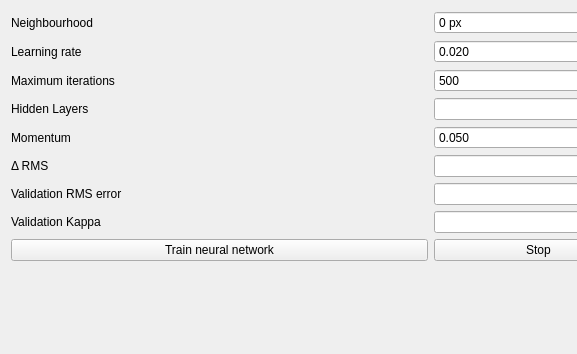
The window that ui/neuralnetworkwidgetbase.ui (nextgis/qgis_molusce) describes before a commit, drawn with Qt 5; both pictures show x 0 to 577 and y 0 to 354 of the 660 by 449 pixel window.
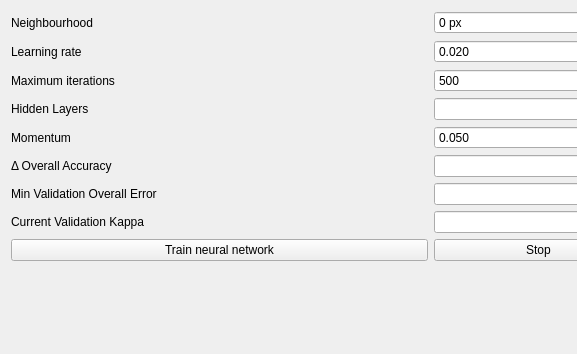
The same window after the commit.

Commit message: Change labels in ANN widget

```diff
--- a/ui/neuralnetworkwidgetbase.ui
+++ b/ui/neuralnetworkwidgetbase.ui
@@ -60,7 +60,7 @@
      <item row="6" column="0">
       <widget class="QLabel" name="label_10">
        <property name="text">
-        <string>Validation RMS error</string>
+        <string>Min Validation Overall Error</string>
        </property>
       </widget>
      </item>
@@ -165,14 +165,14 @@
      <item row="7" column="0">
       <widget class="QLabel" name="label_6">
        <property name="text">
-        <string>Validation Kappa</string>
+        <string>Current Validation Kappa</string>
        </property>
       </widget>
      </item>
      <item row="5" column="0">
       <widget class="QLabel" name="label_4">
        <property name="text">
-        <string>Δ RMS</string>
+        <string>Δ Overall Accuracy</string>
        </property>
       </widget>
      </item>
```
